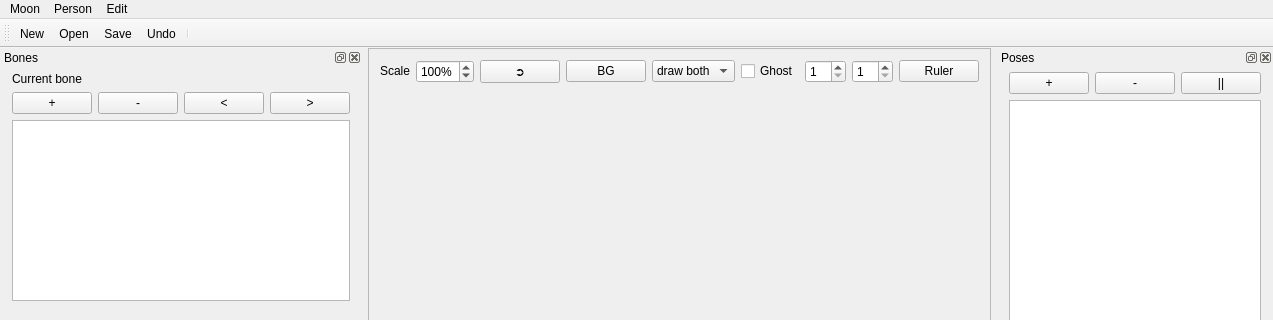
First picture: the form in moonwalk/animationwindow.ui, repository DrMoriarty/moonwalk, before the edit; both pictures show x 0 to 1273 and y 0 to 320 of the 1273 by 703 pixel window.
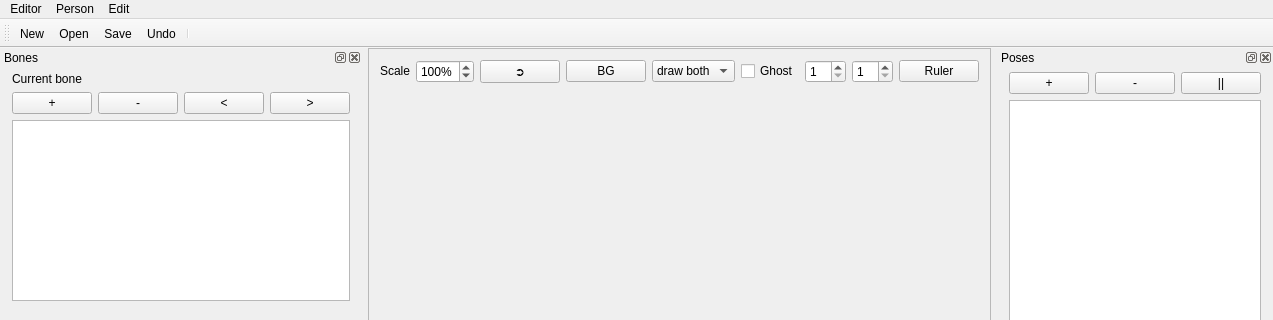
Second picture: the form after the edit. Custom widgets are drawn as their Qt base class.

```diff
--- a/moonwalk/animationwindow.ui
+++ b/moonwalk/animationwindow.ui
@@ -476,7 +476,7 @@
    </widget>
    <widget class="QMenu" name="menuMoon">
     <property name="title">
-     <string>Moon</string>
+     <string>Editor</string>
     </property>
     <addaction name="actionAnimation"/>
     <addaction name="actionLevel"/>
```
Left out of the diff: 10 changed lines with no effect on the pictures.
